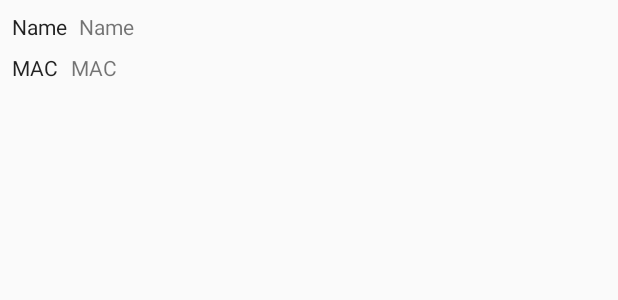
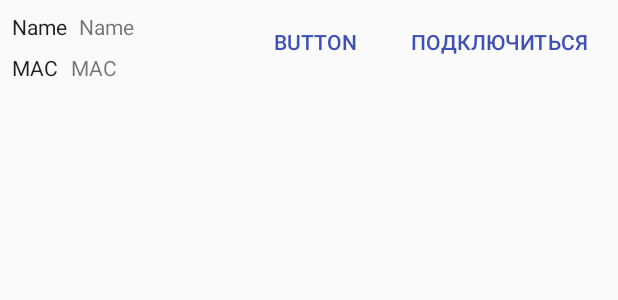
Before and after one commit to Barrya42/BlueTooth, an Android app: the layout bluetooth_list_item.xml on its own in the app's theme, with its tools: preview values and no code run, on a phone screen of 412 x 824 dp. Shown: the top 300 px of the screen. Run offline under Robolectric (Android 15) with nearby library versions, the phone set to English and light mode, and no system bars.

Commit message:
Connect and Open buttons

```diff
--- a/app/src/main/java/com/example/derbenevsv/bluetooth/BTExchangeRxJava.java
+++ b/app/src/main/java/com/example/derbenevsv/bluetooth/BTExchangeRxJava.java
@@ -21,7 +21,6 @@ public class BTExchangeRxJava implements Door
     //    private Queue<String> commandQueue;в
     private BluetoothSocket bluetoothSocket;
     private boolean isHelloed = false;
-    private DisposableCompletableObserver commandObserver;
 
 
     public BTExchangeRxJava(BluetoothSocket bluetoothSocket)
--- a/app/src/main/java/com/example/derbenevsv/bluetooth/BTHelper.java
+++ b/app/src/main/java/com/example/derbenevsv/bluetooth/BTHelper.java
@@ -85,8 +85,14 @@ public class BTHelper
             bluetoothHardwareAdapter.startDiscovery();
         }
     }
+
     public boolean isConnected()
     {
         return bluetoothSocket != null && bluetoothSocket.isConnected();
     }
+
+    public void Close() throws IOException
+    {
+        bluetoothSocket.close();
+    }
 }
--- a/app/src/main/res/layout/activity_main.xml
+++ b/app/src/main/res/layout/activity_main.xml
@@ -58,7 +58,7 @@
         app:layout_constraintTop_toBottomOf="@+id/btScan" />
 
     <Button
-        android:id="@+id/btOpen"
+        android:id="@+id/btOpenByAddress"
         android:layout_width="wrap_content"
         android:layout_height="wrap_content"
         android:layout_marginEnd="8dp"
--- a/app/src/main/res/layout/bluetooth_list_item.xml
+++ b/app/src/main/res/layout/bluetooth_list_item.xml
@@ -1,9 +1,10 @@
 <?xml version="1.0" encoding="utf-8"?>
 <android.support.constraint.ConstraintLayout xmlns:android="http://schemas.android.com/apk/res/android"
     xmlns:app="http://schemas.android.com/apk/res-auto"
+    android:id="@+id/clListItemRoot"
     android:layout_width="match_parent"
-    android:layout_height="wrap_content"
-    android:id="@+id/clListItemRoot">
+    android:layout_height="wrap_content">
+
 
     <TextView
         android:id="@+id/textView"
@@ -47,4 +48,32 @@
         app:layout_constraintStart_toEndOf="@+id/textView3"
         app:layout_constraintTop_toBottomOf="@+id/tvName" />
 
+    <Button
+        android:id="@+id/btConnect"
+        style="@style/Widget.AppCompat.Button.Borderless"
+        android:layout_width="wrap_content"
+        android:layout_height="0dp"
+        android:layout_marginBottom="8dp"
+        android:layout_marginEnd="8dp"
+        android:layout_marginTop="8dp"
+        android:text="Подключиться"
+        android:textColor="?attr/colorPrimary"
+        app:layout_constraintBottom_toBottomOf="parent"
+        app:layout_constraintEnd_toEndOf="parent"
+        app:layout_constraintTop_toTopOf="parent" />
+
+    <Button
+        android:id="@+id/btOpen"
+        style="@style/Widget.AppCompat.Button.Borderless"
+        android:layout_width="wrap_content"
+        android:layout_height="0dp"
+        android:layout_marginBottom="8dp"
+        android:layout_marginEnd="8dp"
+        android:layout_marginTop="8dp"
+        android:text="Button"
+        android:textColor="?attr/colorPrimary"
+        app:layout_constraintBottom_toBottomOf="parent"
+        app:layout_constraintEnd_toStartOf="@+id/btConnect"
+        app:layout_constraintTop_toTopOf="parent" />
+
 </android.support.constraint.ConstraintLayout>
```
Also changed, not shown: app/src/main/java/com/example/derbenevsv/bluetooth/BluetoothListAdapter.java (+37 -12 lines), app/src/main/java/com/example/derbenevsv/bluetooth/MainActivity.java (+34 -8 lines).
